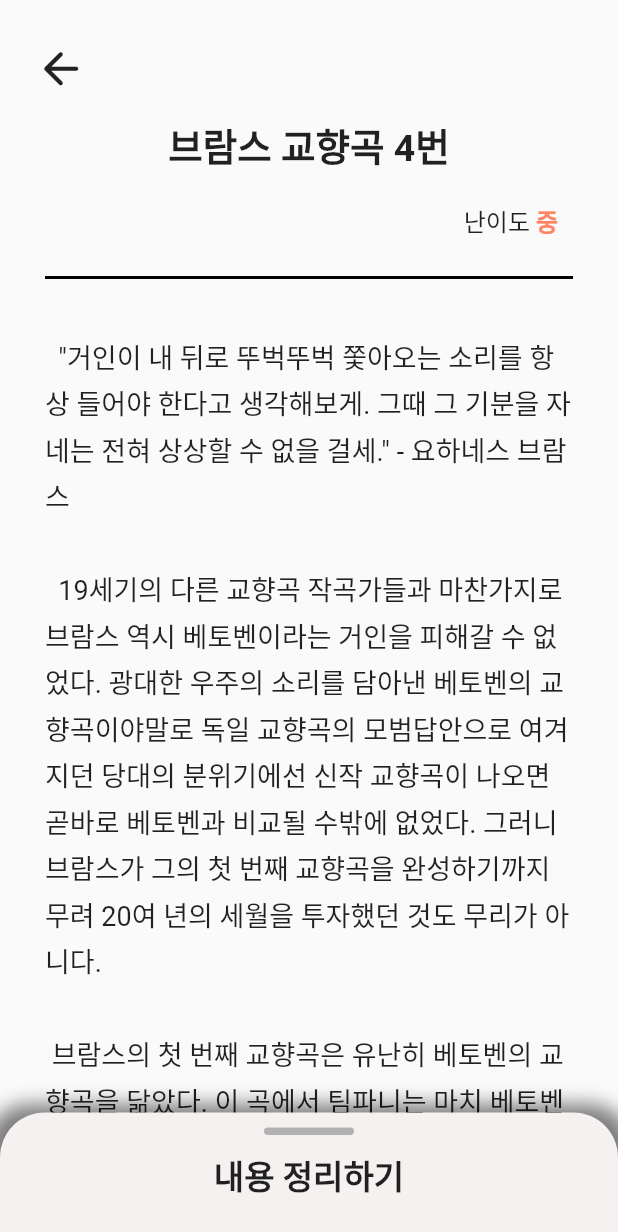
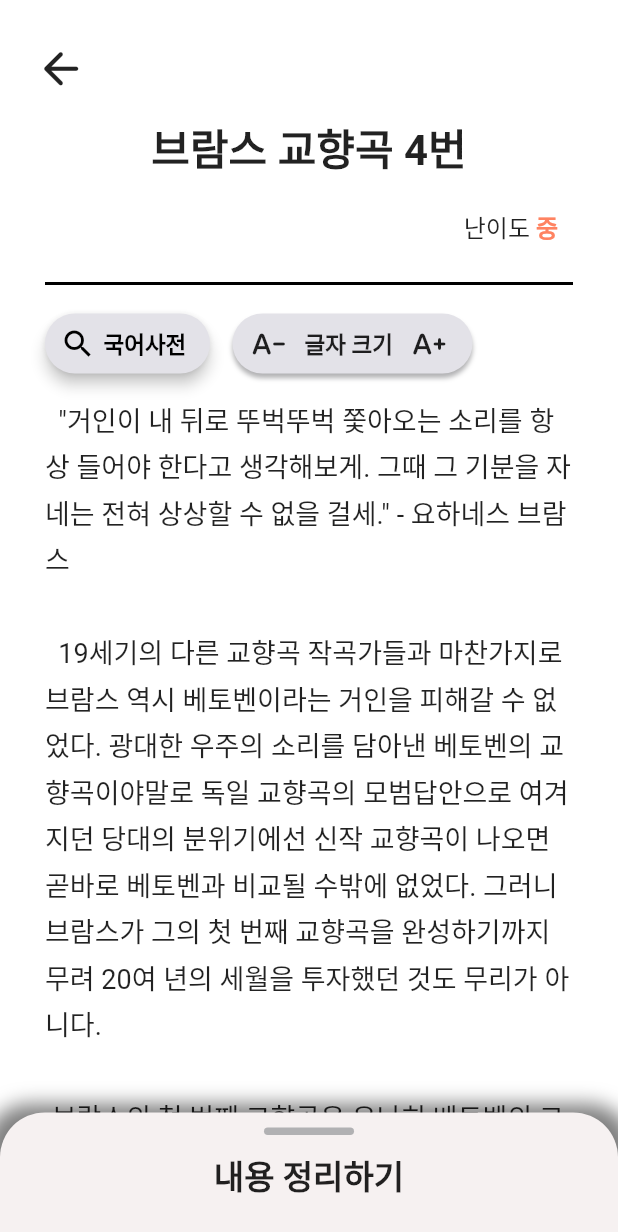
Before and after one commit to readubble/client, a Flutter app: the ReadingArticleScreen screen opened by its route, on a phone screen of 412 x 824 dp. Shown: the top 1232 px of the screen. Run offline on Flutter 3.47's test engine with Material 2 defaults, Android fonts, the phone set to English and light mode, and no system bars; our stand-ins replace image_picker, modal_progress_hud, smooth_page_indicator; missing offline and left inert: iphone_has_notch.

Commit message:
Feat: 국어사전, 글자 크기 조절

```diff
--- a/lib/Screens/BottomSummarySheet.dart
+++ b/lib/Screens/BottomSummarySheet.dart
@@ -132,6 +132,7 @@ class _BottomSummarySheetState extends State<BottomSummarySheet>
                           height: 20,
                         ),
                         Container(
+                          //스크롤 안내
                           padding:
                               EdgeInsets.symmetric(vertical: 5, horizontal: 10),
                           decoration: BoxDecoration(
@@ -171,12 +172,12 @@ class _BottomSummarySheetState extends State<BottomSummarySheet>
                   ),
                   Column(
                     children: [
-                      SizedBox(
-                        height: 15,
-                      ),
-                      TabBar(
-                        tabs: myTabs,
-                        controller: _tabController,
+                      SingleChildScrollView(
+                        controller: scrollController,
+                        child: TabBar(
+                          tabs: myTabs,
+                          controller: _tabController,
+                        ),
                       ),
                       Expanded(
                         child:
@@ -322,6 +323,25 @@ class _BottomSummarySheetState extends State<BottomSummarySheet>
                                 chosenAnswer[2] = value!;
                               });
                             }),
+                        SizedBox(
+                          height: 20,
+                        ),
+                        Row(
+                          mainAxisAlignment: MainAxisAlignment.end,
+                          children: [
+                            ElevatedButton(
+                                onPressed: () {
+                                  Navigator.of(context).pushNamed('/finish');
+                                },
+                                child: Text(
+                                  "완료",
+                                  style: TextStyle(
+                                      fontSize: 18,
+                                      color: Colors.white,
+                                      fontWeight: FontWeight.w600),
+                                )),
+                          ],
+                        )
                       ],
                     ),
                   ),
--- a/lib/Screens/ReadingArticleScreen.dart
+++ b/lib/Screens/ReadingArticleScreen.dart
@@ -11,6 +11,7 @@ class ReadingArticleScreen extends StatefulWidget {
 }
 
 class _ReadingArticleScreenState extends State<ReadingArticleScreen> {
+  double baseFontSize = 18;
   String thisText = """
   \"거인이 내 뒤로 뚜벅뚜벅 쫓아오는 소리를 항상 들어야 한다고 생각해보게. 그때 그 기분을 자네는 전혀 상상할 수 없을 걸세.\" - 요하네스 브람스
 
@@ -27,6 +28,7 @@ class _ReadingArticleScreenState extends State<ReadingArticleScreen> {
   Widget build(BuildContext context) {
     return SafeArea(
       child: Scaffold(
+          backgroundColor: Colors.white,
           body: Stack(children: [
             SingleChildScrollView(
               child: Padding(
@@ -54,7 +56,7 @@ class _ReadingArticleScreenState extends State<ReadingArticleScreen> {
                           Text(
                             "브람스 교향곡 4번",
                             style: TextStyle(
-                            fontSize: 25, fontWeight: FontWeight.w600),
+                                fontSize: 28, fontWeight: FontWeight.w600),
                           ),
                           SizedBox(
                             height: 20,
@@ -90,12 +92,93 @@ class _ReadingArticleScreenState extends State<ReadingArticleScreen> {
                             height: 2,
                             color: Colors.black,
                           ),
+                          Row(
+                            children: [
+                              ElevatedButton(
+                                  onPressed: () {
+                                    Navigator.of(context)
+                                        .pushNamed('/dictionary');
+                                  },
+                                  child: Row(
+                                    children: [
+                                      Icon(
+                                        Icons.search,
+                                      ),
                                       SizedBox(
-                        height: 20,
+                                        width: 5,
+                                      ),
+                                      Text(
+                                        "국어사전",
+                                        style: TextStyle(
+                                            fontSize: 15,
+                                            fontWeight: FontWeight.w600),
+                                      ),
+                                    ],
+                                  ),
+                                  style: ElevatedButton.styleFrom(
+                                    fixedSize: Size(110, 40),
+                                    backgroundColor: myColor.shade700,
+                                    foregroundColor: Colors.black,
+                                    primary: Colors.black.withOpacity(0.5),
+                                    elevation: 4,
+                                    padding:
+                                        EdgeInsets.symmetric(horizontal: 10),
+                                    shape: RoundedRectangleBorder(
+                                      borderRadius: BorderRadius.circular(
+                                          20), // BorderRadius 적용
+                                    ),
+                                  )),
+                              SizedBox(
+                                width: 15,
+                              ),
+                              Container(
+                                height: 40,
+                                width: 160,
+                                decoration: BoxDecoration(
+                                    color: myColor.shade700,
+                                    borderRadius: BorderRadius.circular(20),
+                                    boxShadow: [
+                                      BoxShadow(
+                                          offset: Offset(0, 3),
+                                          blurRadius: 2,
+                                          color: myColor.shade800)
+                                    ]),
+                                child: Row(
+                                  children: [
+                                    IconButton(
+                                        onPressed: () {
+                                          setState(() {
+                                            if (baseFontSize > 13)
+                                              baseFontSize -= 1;
+                                          });
+                                        },
+                                        icon:
+                                            Icon(Icons.text_decrease_rounded)),
+                                    Text("글자 크기",
+                                        style: TextStyle(
+                                            fontSize: 15,
+                                            fontWeight: FontWeight.w600)),
+                                    IconButton(
+                                        onPressed: () {
+                                          setState(() {
+                                            if (baseFontSize < 30)
+                                              baseFontSize += 1;
+                                          });
+                                        },
+                                        icon:
+                                            Icon(Icons.text_increase_rounded)),
+                                  ],
+                                ),
+                              )
+                            ],
+                          ),
+                          SizedBox(
+                            height: 10,
                           ),
                           Text(
                             thisText,
-                        style: TextStyle(fontSize: 18, height: 1.7),
+                            style:
+                                TextStyle(fontSize: baseFontSize, height: 1.7),
                           ),
                         ],
                       ),
--- a/lib/main.dart
+++ b/lib/main.dart
@@ -1,3 +1,5 @@
+import 'package:bwageul/Screens/Dictionary.dart';
+import 'package:bwageul/Screens/FinishReading.dart';
 import 'package:bwageul/Screens/LoginScreen.dart';
 import 'package:bwageul/Screens/ReadingArticleScreen.dart';
 import 'package:bwageul/Screens/ReadingThumbnailScreen.dart';
@@ -26,6 +28,8 @@ class MyApp extends StatelessWidget {
         '/register': (context) => const RegisterScreen(),
         '/startReading': (context) => const ReadingThumbnailScreen(),
         '/article': (context) => const ReadingArticleScreen(),
+        '/finish': (context) => const FinishReading(),
+        '/dictionary': (context) => const KoreanDictionary(),
       },
     );
   }
```
Also changed, not shown: lib/Screens/Dictionary.dart (added, +81 -0 lines), lib/Screens/FinishReading.dart (added, +92 -0 lines), 1 other file. Lines whose indentation alone changed are shown as unchanged.
